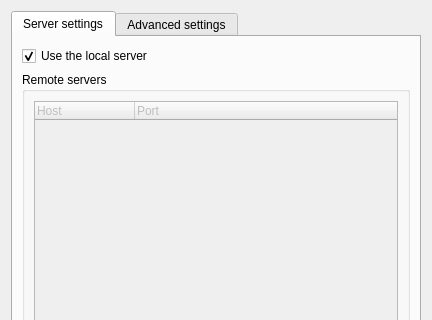
Before: the Qt Designer form gns3/modules/qemu/ui/qemu_preferences_page.ui in GNS3/gns3-gui, drawn with Qt 5; both pictures show x 0 to 432 and y 0 to 320 of the 432 by 586 pixel window.
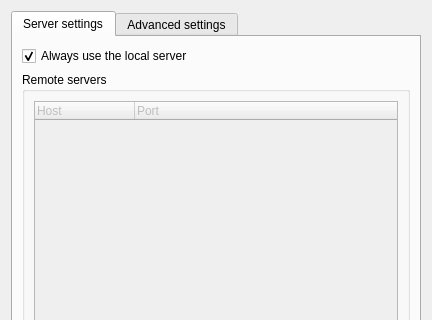
After: the same form once the commit is applied.

Commit message: Remote servers and load-balancing (still things to improve).

What changed in the file:
```diff
--- a/gns3/modules/qemu/ui/qemu_preferences_page.ui
+++ b/gns3/modules/qemu/ui/qemu_preferences_page.ui
@@ -30,7 +30,7 @@
        <item>
         <widget class="QCheckBox" name="uiUseLocalServercheckBox">
          <property name="text">
-          <string>Use the local server</string>
+          <string>Always use the local server</string>
          </property>
          <property name="checked">
           <bool>true</bool>
```
Left out of the diff: 3 changed lines with no effect on the pictures. The commit also changes 36 other files.
